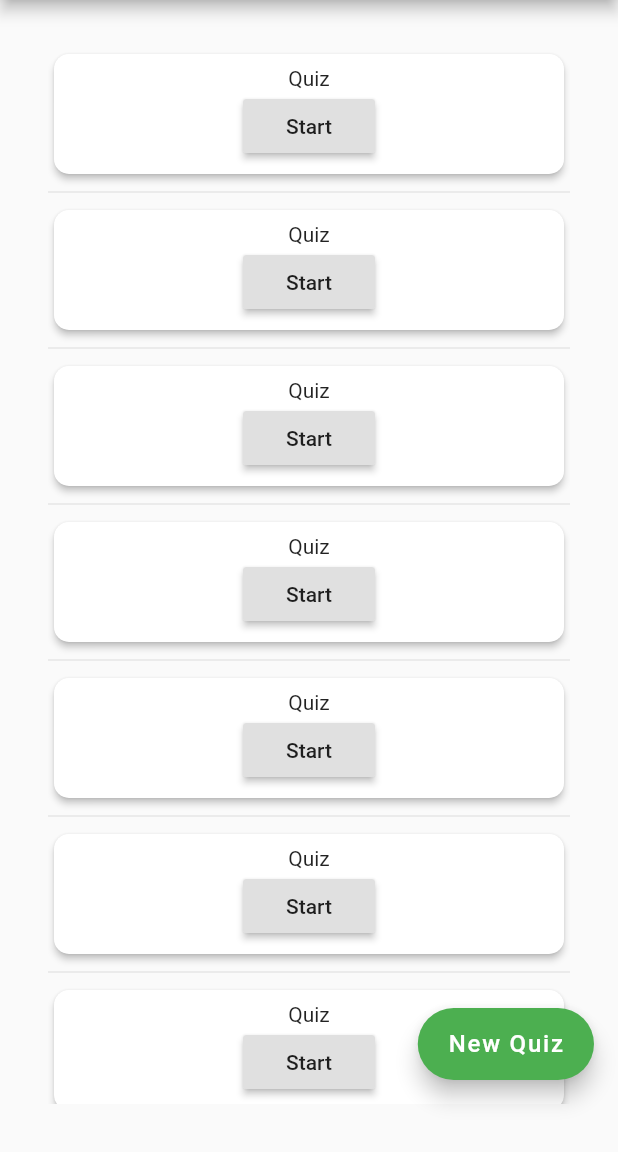
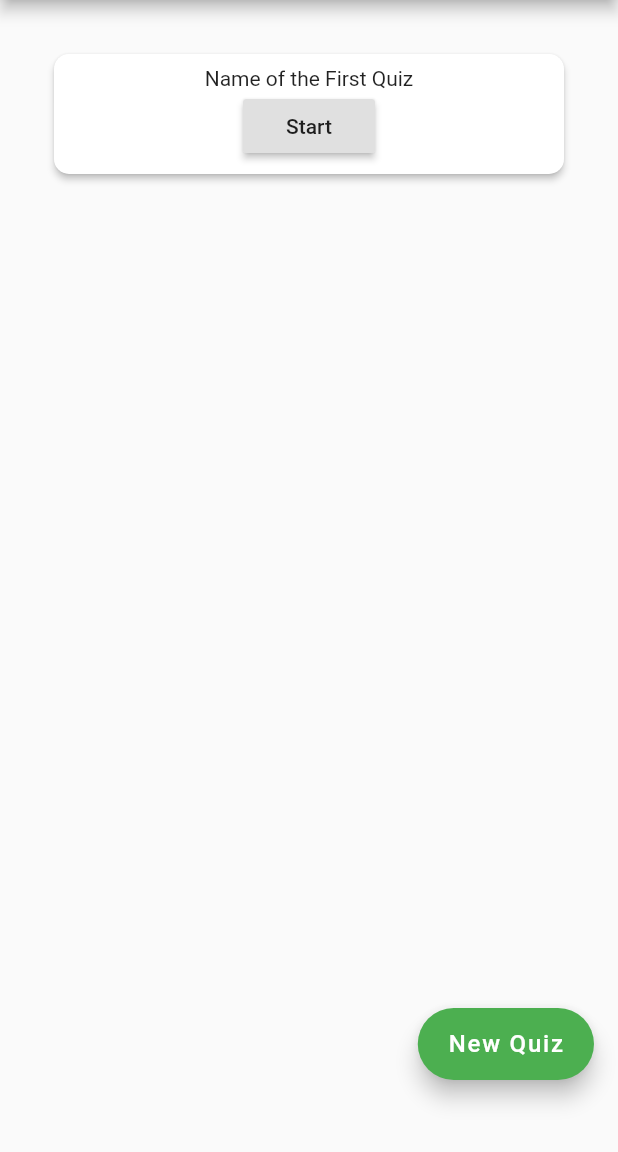
Before and after one commit to M4TTRX/studyq, a Flutter app: the screen it shows after launch, on a phone screen of 412 x 824 dp, the part 84-1236 px from its top. Run offline on Flutter 3.47's test engine with Material 2 defaults, Android fonts, the phone set to English and light mode, and no system bars.

Commit message:
Store quiz instance on quiz card component and pass to quiz start screen.

```diff
--- a/lib/models/quiz_model.dart
+++ b/lib/models/quiz_model.dart
@@ -7,13 +7,15 @@ class Quiz {
   String id;
   String name;
   List<Question> questions;
-  int highScore;
+  int _highScore;
 
-  Quiz({this.name, this.questions, this.highScore}) {
+  Quiz({this.name, this.questions}) {
     id = Uuid().v4();
+  }
+
+  void setHighScore({highScore: int}) {
     // prevent highScore from being above max score
-    this.highScore =
-        this.questions.length >= this.highScore ? this.highScore : 0;
+    this._highScore = this.questions.length >= highScore ? highScore : 0;
   }
 
   // Mapping
@@ -25,7 +27,7 @@ class Quiz {
   Quiz.fromMap(Map<String, dynamic> m) {
     this.id = m[_idKey] as String ?? "<no_id>";
     this.name = m[_nameKey] as String ?? "<no_name>";
-    this.highScore = m[_highScoreKey] as int ?? 0;
+    this._highScore = m[_highScoreKey] as int ?? 0;
     this.questions = List<Question>();
     var questions = m[_questionsKey] as List;
     for (var option in questions) {
@@ -42,7 +44,7 @@ class Quiz {
       _idKey: id,
       _nameKey: name,
       _questionsKey: questions,
-      _highScoreKey: highScore
+      _highScoreKey: _highScore
     };
     return map;
   }
--- a/lib/views/home/components/quiz_card_component.dart
+++ b/lib/views/home/components/quiz_card_component.dart
@@ -1,8 +1,13 @@
 import 'package:flutter/material.dart';
 import 'package:flutter/services.dart';
 
+import 'package:studyQ/models/quiz_model.dart';
+
 class QuizCard extends Card {
-  QuizCard(Function start)
+
+  final Quiz quiz;
+
+  QuizCard(this.quiz, {Future<void> Function(Quiz quiz) startQuiz})
   : super(
     elevation: 2,
     shape: RoundedRectangleBorder(
@@ -12,12 +17,12 @@ class QuizCard extends Card {
       padding: const EdgeInsets.all(8.0),
       child: Column(
         children: <Widget>[
-              Text("Quiz"),
+          Text(quiz.name),
           RaisedButton(
             child: Text("Start"),
             onPressed: () {
               HapticFeedback.lightImpact();
-                  start();
+              startQuiz(quiz);
             },
           ),
         ],
--- a/lib/views/home/home_view.dart
+++ b/lib/views/home/home_view.dart
@@ -4,6 +4,8 @@ import 'package:flutter/services.dart';
 import 'package:studyQ/views/quiz_start/quiz_start_view.dart';
 
 import 'package:studyQ/views/home/components/quiz_card_component.dart';
+
+import 'package:studyQ/models/quiz_model.dart';
 
 class HomeView extends StatefulWidget {
   HomeView({Key key, this.title}) : super(key: key);
@@ -23,15 +25,16 @@ class _HomeViewState extends State<HomeView> {
       ),
       body: Padding(
         padding: const EdgeInsets.fromLTRB(32, 32, 32, 32),
-          child: ListView.separated(
-            padding: const EdgeInsets.all(0),
-            itemCount: 10,
-            itemBuilder: (BuildContext context, int index) {
-              return QuizCard(startQuiz);
-            },
-            separatorBuilder: (BuildContext context, int index) =>
-                const Divider(),
-          ),
+        child: ListView(
+          children: <Widget>[
+            QuizCard(
+              Quiz(
+                name: "Name of the First Quiz",
+                questions: null),
+              startQuiz: startQuiz
+            )
+          ]
+        )
       ),
       floatingActionButton: Padding(
         padding: const EdgeInsets.only(bottom: 32.0),
@@ -40,12 +43,13 @@ class _HomeViewState extends State<HomeView> {
               HapticFeedback.lightImpact();
             },
             label: new Text("New Quiz", style: TextStyle(fontSize: 16))),
-        ));
+      )
+    );
   }
 
-  void startQuiz() async {
+  Future<void> startQuiz(Quiz quiz) async {
     await Navigator.of(context).push(MaterialPageRoute(builder: (context) {
-      return QuizStartView(title: "Start Quiz");
+      return QuizStartView(title: quiz.name);
     }));
   }
 }
```
Lines whose indentation alone changed are shown as unchanged.
